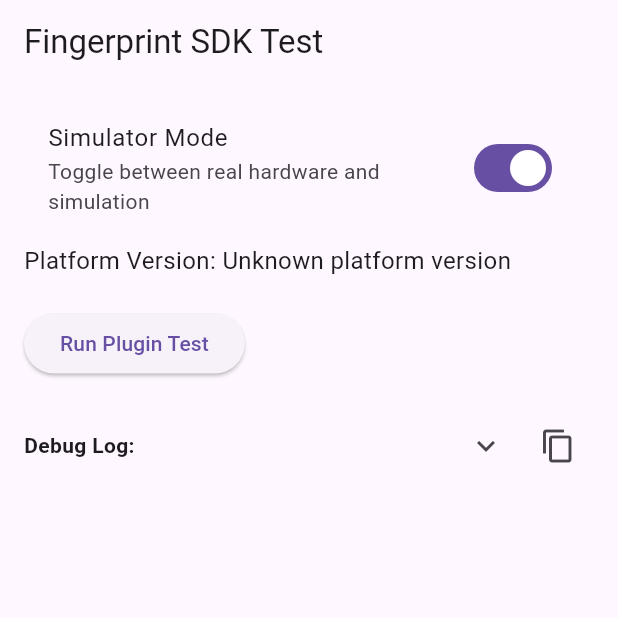
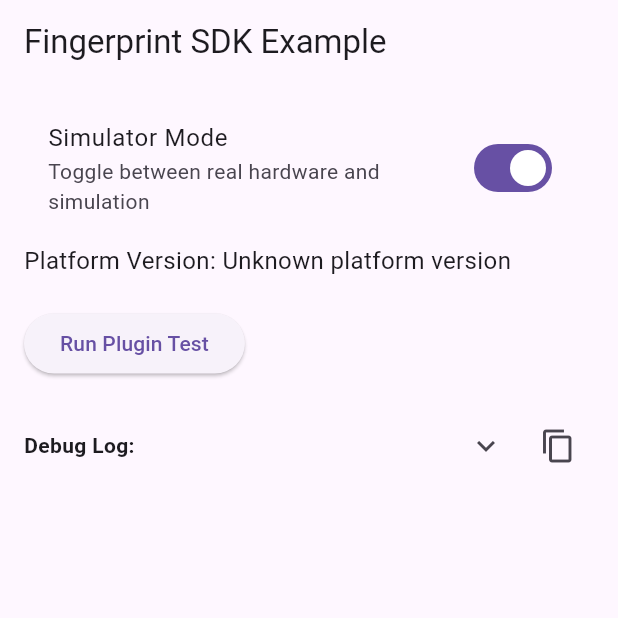
Before and after one commit to Drebyte/q818_fingerprint_plugin, a Flutter app: the screen it shows after launch, on a phone screen of 412 x 824 dp, the top half of it. Run offline on Flutter 3.47's test engine with Material 3 defaults, Android fonts, the phone set to English and light mode, and no system bars; our stand-ins replace plugin_platform_interface, shared_preferences.

Commit message:
improving the sdk

```diff
--- a/example/lib/main.dart
+++ b/example/lib/main.dart
@@ -1,7 +1,11 @@
 import 'package:flutter/material.dart';
 import 'package:flutter/services.dart';
+import 'package:fingerprint_sdk/fingerprint_sdk.dart';
 import 'package:shared_preferences/shared_preferences.dart';
-import 'package:fingerprint_sdk/fingerprint_sdk.dart';
+
+/// Example main.dart — Fingerprint SDK Plugin Demo
+/// This is a complete working example to guide developers
+/// integrating the FingerprintSdkPlugin into their Flutter app.
 
 void main() {
   runApp(const MyApp());
@@ -28,6 +32,7 @@ class _MyAppState extends State<MyApp> {
     _initPlugin();
   }
 
+  /// Load saved simulator mode preference
   Future<void> _loadSimulatorMode() async {
     SharedPreferences prefs = await SharedPreferences.getInstance();
     bool mode = prefs.getBool('simulatorMode') ?? true;
@@ -37,16 +42,18 @@ class _MyAppState extends State<MyApp> {
     await _fingerprintSdk.toggleSimulatorMode(mode);
   }
 
+  /// Save simulator mode preference
   Future<void> _saveSimulatorMode(bool value) async {
     SharedPreferences prefs = await SharedPreferences.getInstance();
     await prefs.setBool('simulatorMode', value);
   }
 
+  /// Initialize plugin and check platform version
   Future<void> _initPlugin() async {
     String result;
     try {
-      result = await _fingerprintSdk.getPlatformVersion() ??
-          'Unknown platform version';
+      result =
+          await _fingerprintSdk.getPlatformVersion() ?? 'Unknown platform version';
     } on PlatformException {
       result = 'Failed to get platform version.';
     }
@@ -57,6 +64,7 @@ class _MyAppState extends State<MyApp> {
     });
   }
 
+  /// Toggle simulator mode
   Future<void> _toggleSimulatorMode(bool value) async {
     await _fingerprintSdk.toggleSimulatorMode(value);
     await _saveSimulatorMode(value);
@@ -65,19 +73,23 @@ class _MyAppState extends State<MyApp> {
     });
   }
 
+  /// Safe substring helper
   String safeSubstring(String? s, int end) {
     if (s == null) return "";
     return s.length >= end ? s.substring(0, end) : s;
   }
 
+  /// Run full fingerprint test
   Future<void> _runPluginTests() async {
     try {
       final device = await _fingerprintSdk.openDevice();
       final img = await _fingerprintSdk.captureImage();
       final iso = await _fingerprintSdk.createISOTemplate(img ?? "dummy_img");
       final ansi = await _fingerprintSdk.createANSITemplate(img ?? "dummy_img");
-      final score =
-          await _fingerprintSdk.compareTemplates(iso?['template'] ?? "", ansi?['template'] ?? "");
+      final score = await _fingerprintSdk.compareTemplates(
+        iso?['template'] ?? "",
+        ansi?['template'] ?? "",
+      );
       final closed = await _fingerprintSdk.closeDevice();
 
       String debug = """
@@ -108,6 +120,7 @@ Match Score: $score
     }
   }
 
+  /// Copy debug log to clipboard
   void _copyDebugLog() {
     Clipboard.setData(ClipboardData(text: _debugLog));
     ScaffoldMessenger.of(context).showSnackBar(
@@ -115,6 +128,7 @@ Match Score: $score
     );
   }
 
+  /// Builds debug log view
   Widget _buildDebugLog() {
     List<String> lines = _debugLog.split("\n");
     return ListView.builder(
@@ -157,7 +171,7 @@ Match Score: $score
     return MaterialApp(
       home: Scaffold(
         appBar: AppBar(
-          title: const Text('Fingerprint SDK Test'),
+          title: const Text('Fingerprint SDK Example'),
         ),
         body: Padding(
           padding: const EdgeInsets.all(16),
@@ -192,9 +206,7 @@ Match Score: $score
                     children: [
                       IconButton(
                         icon: Icon(
-                          _showDebug
-                              ? Icons.expand_less
-                              : Icons.expand_more,
+                          _showDebug ? Icons.expand_less : Icons.expand_more,
                         ),
                         onPressed: () {
                           setState(() {
```
Also changed, not shown: example/pubspec.lock.
